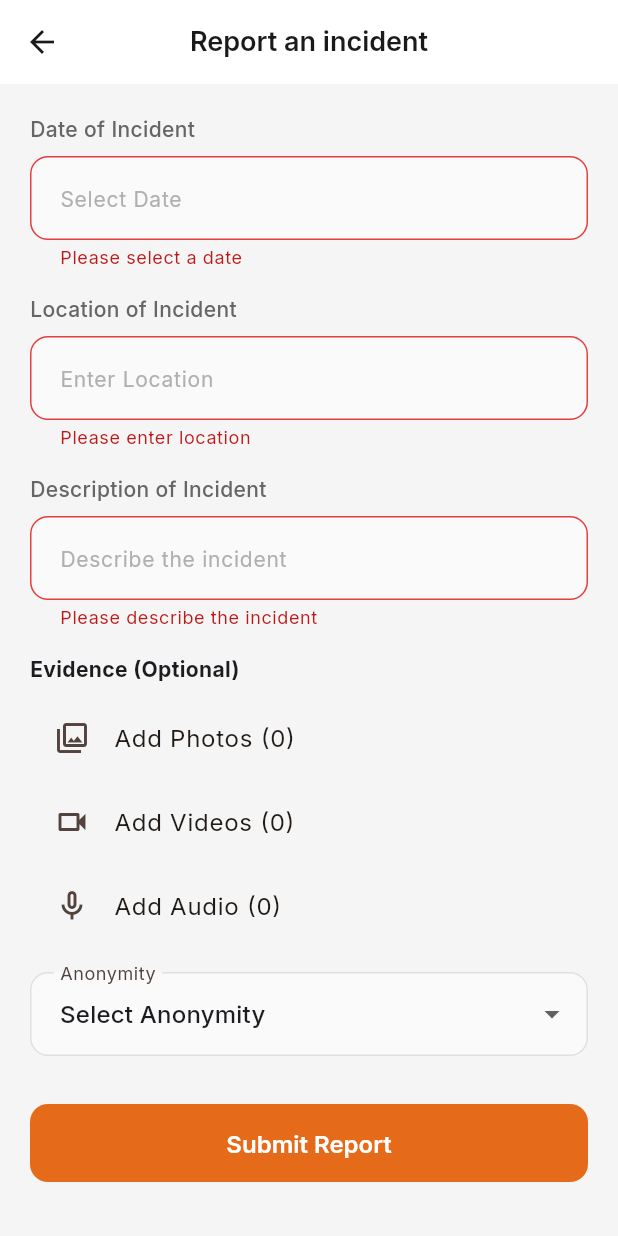
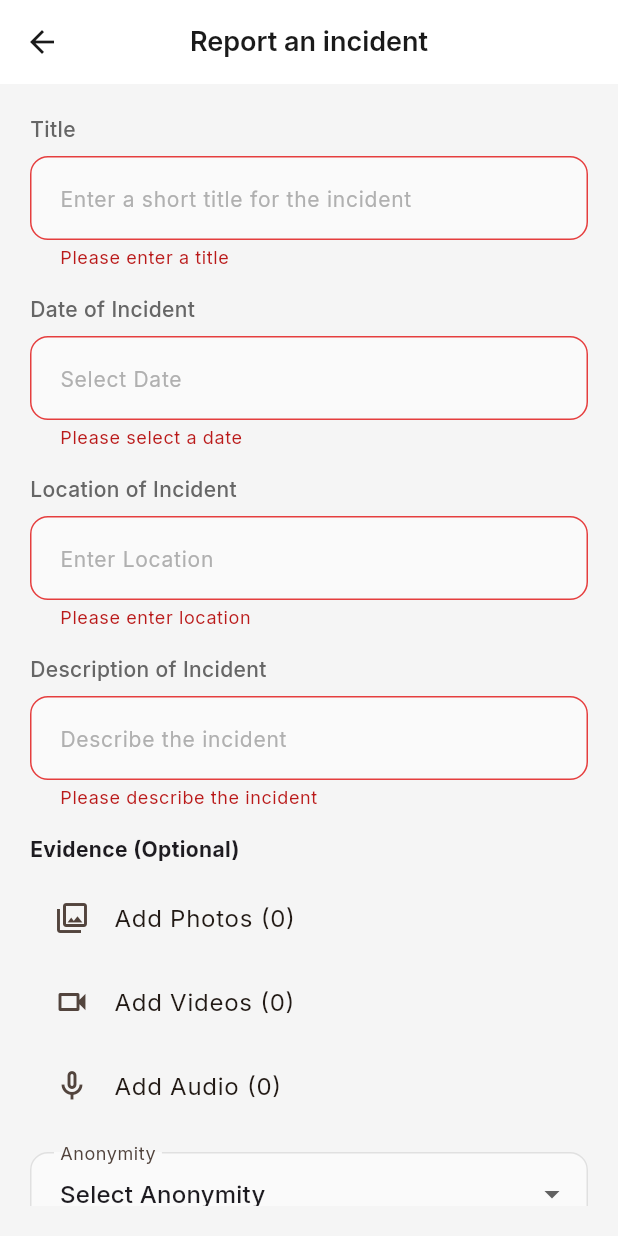
Before and after one commit to dmutoni/my_rights_mobile_app, a Flutter app: the ReportIncidentScreen screen opened directly, after a tap on "Submit Report", on a phone screen of 412 x 824 dp. Run offline on Flutter 3.47's test engine with Material 3 defaults, Android fonts, the phone set to English and light mode, and no system bars; our stand-ins replace cloud_firestore, file_picker, firebase_auth, firebase_core, firebase_storage, flutter_riverpod and 3 more; accounts and stored records are empty.

```diff
--- a/lib/models/incident_report_model.dart
+++ b/lib/models/incident_report_model.dart
@@ -10,6 +10,7 @@ enum IncidentStatus {
 class IncidentReport {
   final String id;
   final String userId;
+  final String title;
   final DateTime date;
   final String location;
   final String description;
@@ -25,6 +26,7 @@ class IncidentReport {
   const IncidentReport({
     required this.id,
     required this.userId,
+    required this.title,
     required this.date,
     required this.location,
     required this.description,
@@ -41,6 +43,7 @@ class IncidentReport {
   // Create a new incident report
   factory IncidentReport.create({
     required String userId,
+    required String title,
     required DateTime date,
     required String location,
     required String description,
@@ -52,6 +55,7 @@ class IncidentReport {
     return IncidentReport(
       id: '', // Will be set by Firestore
       userId: userId,
+      title: title,
       date: date,
       location: location,
       description: description,
@@ -68,6 +72,7 @@ class IncidentReport {
     return IncidentReport(
       id: doc.id,
       userId: data['userId'] ?? '',
+      title: data['title'] ?? '',
       date: (data['date'] as Timestamp).toDate(),
       location: data['location'] ?? '',
       description: data['description'] ?? '',
@@ -89,6 +94,7 @@ class IncidentReport {
   Map<String, dynamic> toFirestore() {
     return {
       'userId': userId,
+      'title': title,
       'date': Timestamp.fromDate(date),
       'location': location,
       'description': description,
@@ -107,6 +113,7 @@ class IncidentReport {
   IncidentReport copyWith({
     String? id,
     String? userId,
+    String? title,
     DateTime? date,
     String? location,
     String? description,
@@ -122,6 +129,7 @@ class IncidentReport {
     return IncidentReport(
       id: id ?? this.id,
       userId: userId ?? this.userId,
+      title: title ?? this.title,
       date: date ?? this.date,
       location: location ?? this.location,
       description: description ?? this.description,
--- a/lib/provider/incident_report_provider.dart
+++ b/lib/provider/incident_report_provider.dart
@@ -54,25 +54,24 @@ class IncidentReportNotifier extends StateNotifier<IncidentReportState> {
 
   // Create a new report
   Future<void> createReport({
+    required String title,
     required DateTime date,
     required String location,
     required String description,
     required bool isAnonymous,
   }) async {
     state = state.copyWith(isLoading: true, error: null);
-
     try {
       final user = ref.read(authProvider).user;
       if (user == null) throw Exception('User not authenticated');
-
       final report = IncidentReport.create(
         userId: user.id,
+        title: title,
         date: date,
         location: location,
         description: description,
         isAnonymous: isAnonymous,
       );
-
       final createdReport = await IncidentReportService.createReport(report);
       state = state.copyWith(
         isLoading: false,
--- a/lib/screens/Incident_report/report_incident_screen.dart
+++ b/lib/screens/Incident_report/report_incident_screen.dart
@@ -17,6 +17,7 @@ class ReportIncidentScreen extends ConsumerStatefulWidget {
 
 class _ReportIncidentScreenState extends ConsumerState<ReportIncidentScreen> {
   final _formKey = GlobalKey<FormState>();
+  final _titleController = TextEditingController();
   final _dateController = TextEditingController();
   final _locationController = TextEditingController();
   final _descriptionController = TextEditingController();
@@ -28,6 +29,7 @@ class _ReportIncidentScreenState extends ConsumerState<ReportIncidentScreen> {
 
   @override
   void dispose() {
+    _titleController.dispose();
     _dateController.dispose();
     _locationController.dispose();
     _descriptionController.dispose();
@@ -94,6 +96,7 @@ class _ReportIncidentScreenState extends ConsumerState<ReportIncidentScreen> {
     try {
       // Create the report
       await notifier.createReport(
+        title: _titleController.text,
         date: DateTime.parse(_dateController.text),
         location: _locationController.text,
         description: _descriptionController.text,
@@ -156,6 +159,21 @@ class _ReportIncidentScreenState extends ConsumerState<ReportIncidentScreen> {
           key: _formKey,
           child: ListView(
             children: [
+              CustomTextField(
+                label: 'Title',
+                hint: 'Enter a short title for the incident',
+                controller: _titleController,
+                validator: (value) {
+                  if (value == null || value.isEmpty) {
+                    return 'Please enter a title';
+                  }
+                  if (value.length < 5) {
+                    return 'Title should be at least 5 characters';
+                  }
+                  return null;
+                },
+              ),
+              const SizedBox(height: 16),
               CustomTextField(
                 label: 'Date of Incident',
                 hint: 'Select Date',
```
Also changed, not shown: lib/screens/Incident_report/all_reports_screen.dart (+32 -25 lines), lib/screens/Incident_report/submission_confirmation_screen.dart (+6 -4 lines), lib/screens/Incident_report/view_report_screen.dart (+24 -13 lines).
